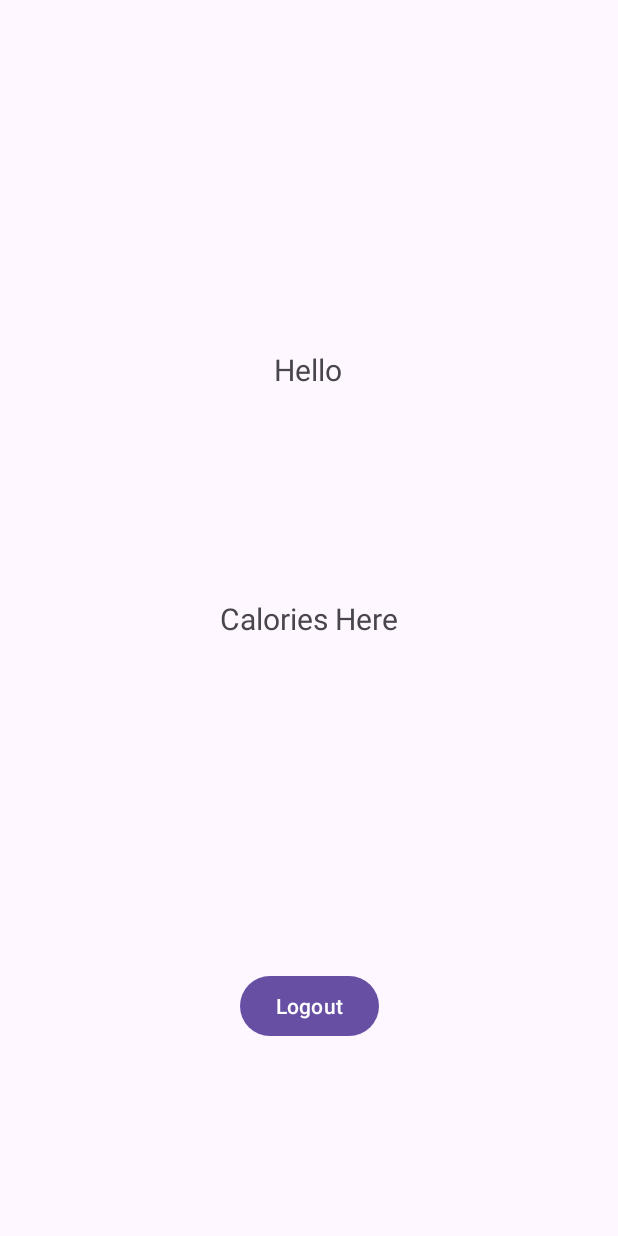
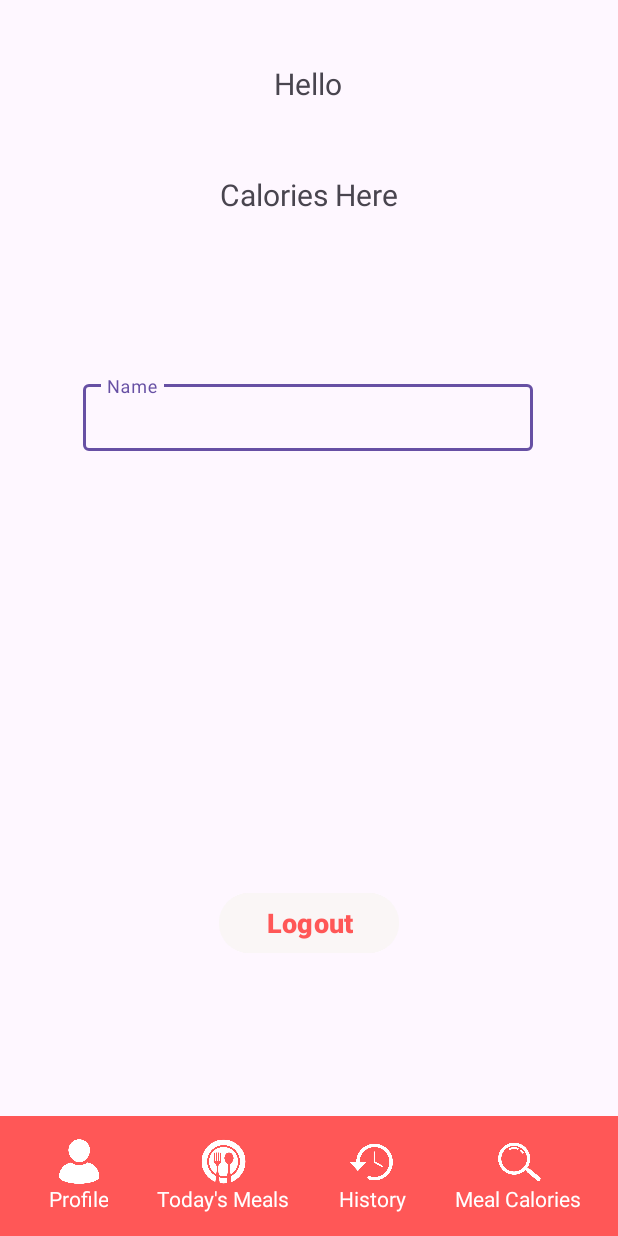
Before and after one commit to Fadrickmmb/GetFit_Android, an Android app: the Profile screen opened directly, with no data from a screen before it, on a phone screen of 412 x 824 dp. Run offline under Robolectric (Android 15) with nearby library versions, the phone set to English and light mode, and no system bars; our stand-ins replace Firebase (no records; nobody signed in at launch, a user with empty details on screens opened directly).

Commit message:
Minor UI changes to activity_profile.xml

```diff
--- a/app/src/main/res/layout/activity_profile.xml
+++ b/app/src/main/res/layout/activity_profile.xml
@@ -19,8 +19,9 @@
         app:layout_constraintHorizontal_bias="0.498"
         app:layout_constraintStart_toStartOf="parent"
         app:layout_constraintTop_toTopOf="parent"
-        app:layout_constraintVertical_bias="0.292"
+        app:layout_constraintVertical_bias="0.053"
         tools:ignore="MissingConstraints" />
+
 
     <TextView
         android:id="@+id/calorie_text"
@@ -31,18 +32,167 @@
         app:layout_constraintBottom_toBottomOf="parent"
         app:layout_constraintEnd_toEndOf="parent"
         app:layout_constraintStart_toStartOf="parent"
-        app:layout_constraintTop_toTopOf="parent" />
+        app:layout_constraintTop_toTopOf="parent"
+        app:layout_constraintVertical_bias="0.146" />
+
+    <com.google.android.material.textfield.TextInputLayout
+        android:layout_width="300dp"
+        android:layout_height="50dp"
+        app:boxBackgroundMode="outline"
+        app:layout_constraintBottom_toBottomOf="@+id/bottomAppBar"
+        app:layout_constraintEnd_toEndOf="parent"
+        app:layout_constraintHorizontal_bias="0.495"
+        app:layout_constraintStart_toStartOf="parent"
+        app:layout_constraintTop_toTopOf="parent"
+        app:layout_constraintVertical_bias="0.324">
+
+        <com.google.android.material.textfield.TextInputEditText
+            android:layout_width="match_parent"
+            android:layout_height="wrap_content"
+            android:id="@+id/profileNameEdit"
+            android:hint="Name" />
+
+
+
+
+    </com.google.android.material.textfield.TextInputLayout>
 
     <Button
         android:id="@+id/profile_logout_button"
-        android:layout_width="wrap_content"
+        android:layout_width="120dp"
         android:layout_height="wrap_content"
+        android:backgroundTint="@color/buttonWhite"
         android:text="Logout"
+        android:textColor="@color/getFitRed"
+        android:textSize="18dp"
+        android:textStyle="bold"
+        app:layout_constraintBottom_toBottomOf="parent"
+        app:layout_constraintEnd_toEndOf="parent"
+        app:layout_constraintHorizontal_bias="0.501"
+        app:layout_constraintStart_toStartOf="parent"
+        app:layout_constraintTop_toTopOf="parent"
+        app:layout_constraintVertical_bias="0.762"
+        tools:ignore="MissingConstraints" />
+
+    <com.google.android.material.bottomappbar.BottomAppBar
+        android:id="@+id/bottomAppBar"
+        android:layout_width="match_parent"
+        android:layout_height="wrap_content"
+        android:backgroundTint="@color/getFitRed"
+        android:orientation="horizontal"
         app:layout_constraintBottom_toBottomOf="parent"
         app:layout_constraintEnd_toEndOf="parent"
         app:layout_constraintStart_toStartOf="parent"
-        app:layout_constraintTop_toTopOf="parent"
-        app:layout_constraintVertical_bias="0.833"
-        tools:ignore="MissingConstraints" />
+        tools:ignore="BottomAppBar">
+
+
+        <LinearLayout
+            android:layout_width="match_parent"
+            android:layout_height="wrap_content"
+            android:orientation="horizontal">
+
+            <LinearLayout
+                android:id="@+id/profileNavButton"
+                android:layout_width="wrap_content"
+                android:layout_height="match_parent"
+                android:layout_weight="1"
+                android:backgroundTint="@color/getFitRed"
+                android:orientation="vertical">
+
+                <ImageView
+                    android:layout_width="30dp"
+                    android:layout_height="30dp"
+                    android:layout_gravity="center"
+                    android:src="@drawable/profile_pic" />
+
+                <TextView
+                    android:layout_width="wrap_content"
+                    android:layout_height="wrap_content"
+                    android:layout_gravity="center"
+                    android:gravity="center"
+                    android:text="Profile"
+                    android:textColor="@color/white" />
+
+
+            </LinearLayout>
+
+            <LinearLayout
+                android:id="@+id/todayNavButton"
+                android:layout_width="wrap_content"
+                android:layout_height="match_parent"
+                android:layout_weight="1"
+                android:backgroundTint="@color/getFitRed"
+                android:orientation="vertical">
+
+                <ImageView
+                    android:layout_width="30dp"
+                    android:layout_height="30dp"
+                    android:layout_gravity="center"
+                    android:src="@drawable/todays_pic" />
+
+                <TextView
+                    android:layout_width="wrap_content"
+                    android:layout_height="wrap_content"
+                    android:layout_gravity="center"
+                    android:gravity="center"
+                    android:text="Today's Meals"
+                    android:textColor="@color/white" />
+
+
+            </LinearLayout>
+
+            <LinearLayout
+                android:id="@+id/historyNavButton"
+                android:layout_width="wrap_content"
+                android:layout_height="match_parent"
+                android:layout_weight="1"
+                android:backgroundTint="@color/getFitRed"
+                android:orientation="vertical">
+
+                <ImageView
+                    android:layout_width="30dp"
+                    android:layout_height="30dp"
+                    android:layout_gravity="center"
+                    android:src="@drawable/history_pic" />
+
+                <TextView
+                    android:layout_width="wrap_content"
+                    android:layout_height="wrap_content"
+                    android:layout_gravity="center"
+                    android:gravity="center"
+                    android:text="History"
+                    android:textColor="@color/white" />
+
+
+            </LinearLayout>
+
+            <LinearLayout
+                android:id="@+id/mealNavButton"
+                android:layout_width="wrap_content"
+                android:layout_height="match_parent"
+                android:layout_weight="1"
+                android:backgroundTint="@color/getFitRed"
+                android:orientation="vertical">
+
+                <ImageView
+                    android:layout_width="30dp"
+                    android:layout_height="30dp"
+                    android:layout_gravity="center"
+                    android:src="@drawable/meal_pic" />
+
+                <TextView
+                    android:layout_width="wrap_content"
+                    android:layout_height="wrap_content"
+                    android:layout_gravity="center"
+                    android:gravity="center"
+                    android:text="Meal Calories"
+                    android:textColor="@color/white" />
+
+
+            </LinearLayout>
+
+        </LinearLayout>
+
+    </com.google.android.material.bottomappbar.BottomAppBar>
 
 </androidx.constraintlayout.widget.ConstraintLayout>
```
